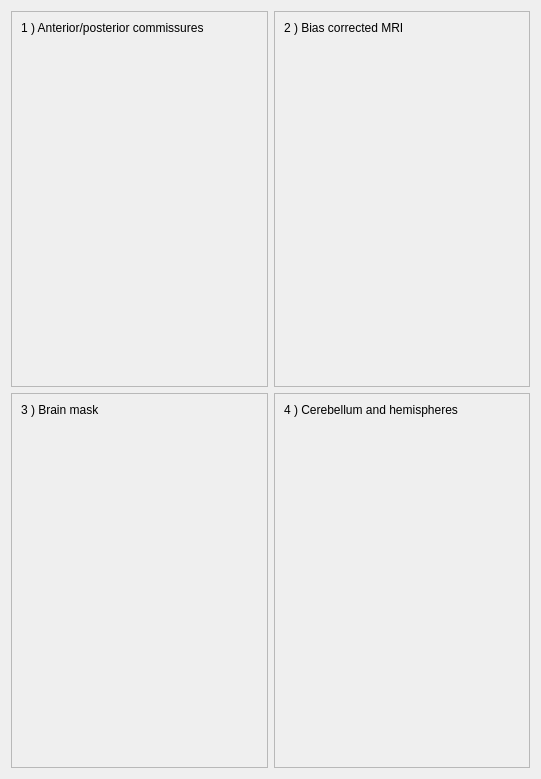
Above: morphologist/gui/ui/viewport.ui from brainvisa/morphologist before the change. Below: the same form after it.
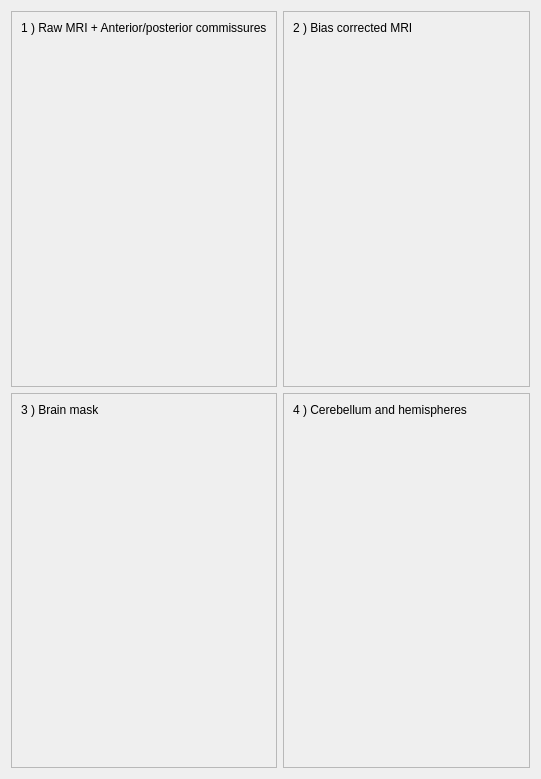
That is the form after the change.

Commit message: ENH: rename first view title : "1) MRI + ..."

What changed in the file:
```diff
--- a/morphologist/gui/ui/viewport.ui
+++ b/morphologist/gui/ui/viewport.ui
@@ -32,7 +32,7 @@
          </sizepolicy>
         </property>
         <property name="text">
-         <string>1 ) Anterior/posterior commissures</string>
+         <string>1 ) Raw MRI + Anterior/posterior commissures</string>
         </property>
        </widget>
       </item>
```
